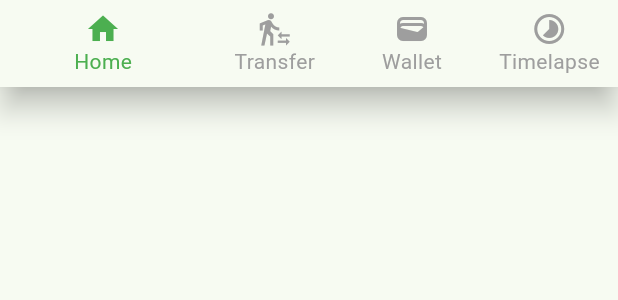
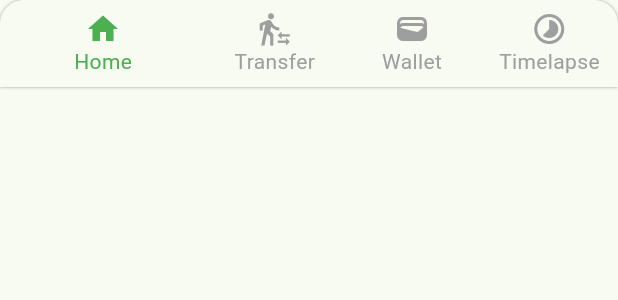
Before and after one commit to abdulbosit973o/Paynet-Flutter, a Flutter app: the HomeBottomNavigationBar widget shown alone on an empty page, opened directly with empty values, on a phone screen of 412 x 824 dp. Shown: the top 300 px of the screen. Run offline on Flutter 3.47's test engine with Material 3 defaults, Android fonts, the phone set to English and light mode, and no system bars; our stand-ins replace bloc, equatable, flutter_bloc, fluttertoast, hive, hive_flutter and 2 more; missing offline and left inert: link_text; accounts and stored records are empty; project files that could hold a hidden picture were left out.

Commit message:
add bottom navigation

```diff
--- a/lib/features/paynet/presentation/pages/home/widgets/home_bottom_navigation_bar.dart
+++ b/lib/features/paynet/presentation/pages/home/widgets/home_bottom_navigation_bar.dart
@@ -6,8 +6,23 @@ class HomeBottomNavigationBar extends StatelessWidget {
 
   @override
   Widget build(BuildContext context) {
-    return BottomNavigationBar(
+    return Container(
 
+      decoration: const BoxDecoration(
+        color: Color(0xfff4f4f4),
+        borderRadius: BorderRadius.only(
+            topRight: Radius.circular(16), topLeft: Radius.circular(16)),
+        boxShadow: [
+          BoxShadow(color: Colors.black38, spreadRadius: 0, blurRadius: 1),
+        ],
+      ),
+      child: ClipRRect(
+        borderRadius: const BorderRadius.only(
+          topLeft: Radius.circular(16.0),
+          topRight: Radius.circular(16.0),
+        ),
+          child: BottomNavigationBar(
+            backgroundColor: const Color(0xfff4f4f4),
             showSelectedLabels: true,
             showUnselectedLabels: true,
             selectedItemColor: Colors.green,
@@ -40,6 +55,9 @@ class HomeBottomNavigationBar extends StatelessWidget {
                 label: "Timelapse",
               ),
             ],
+          ),
+
+      ),
     );
   }
 }
--- a/lib/main.dart
+++ b/lib/main.dart
@@ -21,7 +21,7 @@ class MyApp extends StatelessWidget {
       debugShowCheckedModeBanner: false,
       title: 'Flutter Demo',
       theme: ThemeData(
-        primaryColor: const Color(0xffffffff),
+        primaryColor:  Color(0xfff4f4f4),
         colorScheme: ColorScheme.fromSeed(seedColor: enableButtonColor),
         useMaterial3: true,
       ),
--- a/pubspec.yaml
+++ b/pubspec.yaml
@@ -43,6 +43,7 @@ dependencies:
   flutter_bloc: ^8.1.6
   link_text: ^0.2.1
   pin_code_fields: ^8.0.1
+  badges: ^3.1.2
 
 dev_dependencies:
   flutter_test:
```
Also changed, not shown: lib/features/paynet/presentation/pages/home/home_screen.dart (+11 -6 lines), lib/features/paynet/presentation/pages/home/pages/history/history_page.dart (added, +11 -0 lines), lib/features/paynet/presentation/pages/home/pages/main/main_page.dart (added, +13 -0 lines), lib/features/paynet/presentation/pages/home/pages/main/widgets/main_app_bar.dart (added, +48 -0 lines), lib/features/paynet/presentation/pages/home/pages/paynet/payment_page.dart (added, +11 -0 lines), lib/features/paynet/presentation/pages/home/pages/transfer/transfer_page.dart (added, +11 -0 lines), lib/features/paynet/presentation/pages/home/widgets/home_app_bar.dart (deleted, +0 -9 lines), assets/icon/costumer_service.png (added), pubspec.lock. Lines whose indentation alone changed are shown as unchanged.
